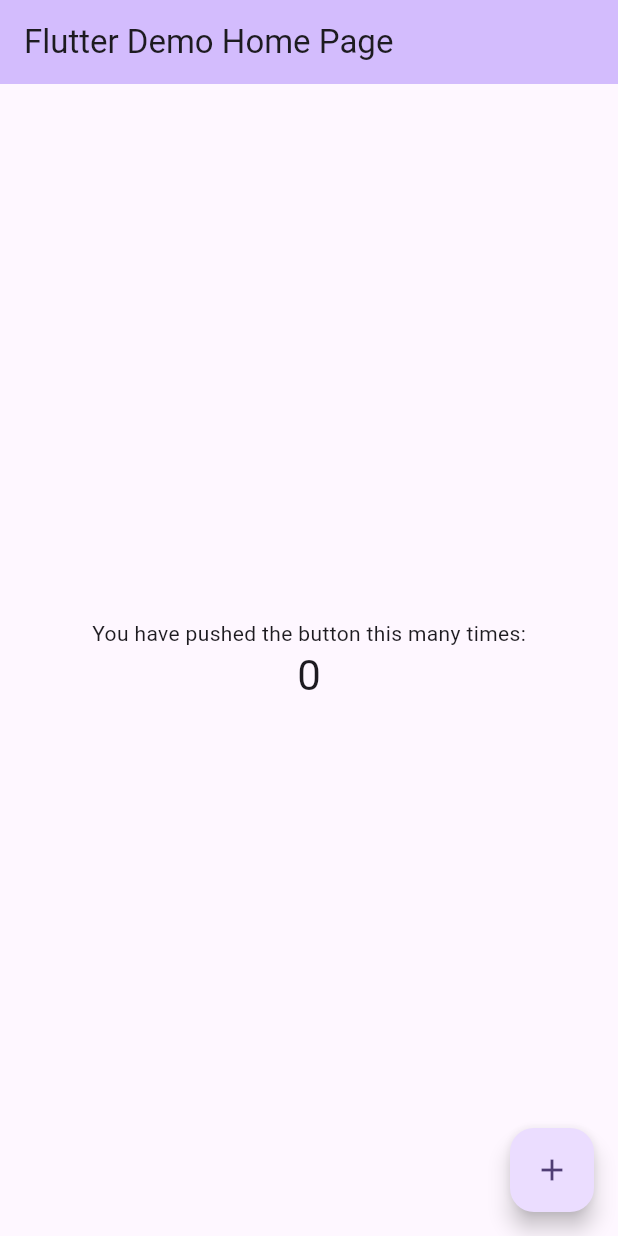
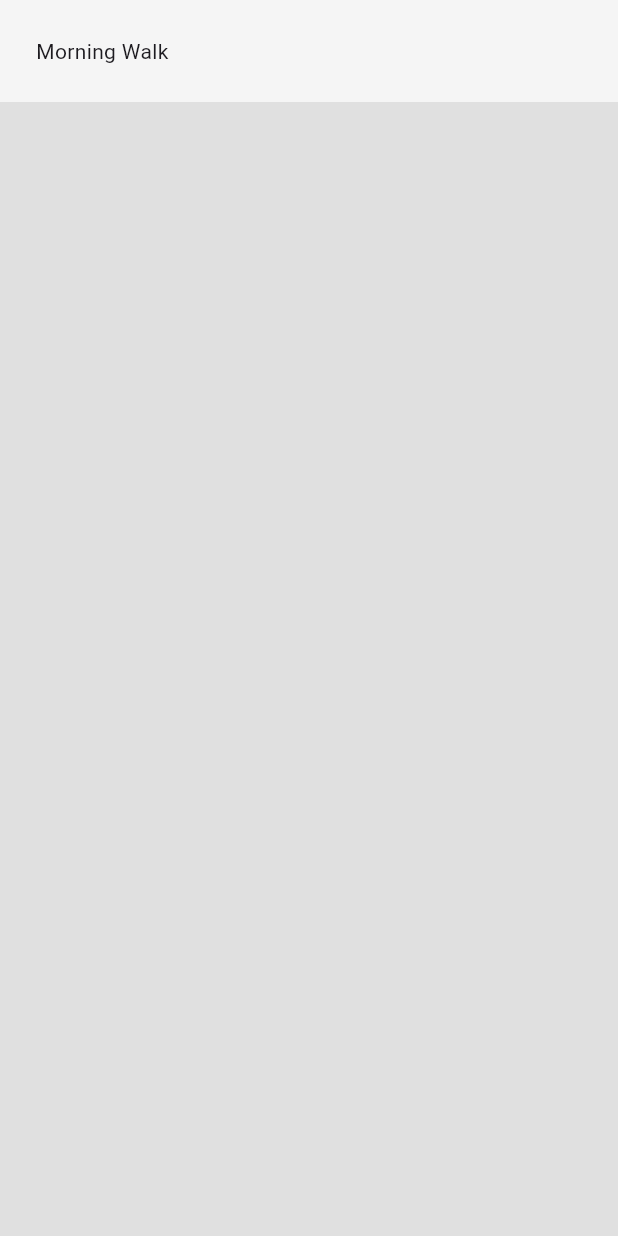
Before and after one commit to Rakib330/Sonchoy, a Flutter app: the screen it shows after launch, on a phone screen of 412 x 824 dp. Run offline on Flutter 3.47's test engine with Material 3 defaults, Android fonts, the phone set to English and light mode, and no system bars.

Commit message:
habit page added

```diff
--- /dev/null
+++ b/lib/components/habit_tile.dart
@@ -0,0 +1,14 @@
+import 'package:flutter/material.dart';
+
+class HabitTile extends StatelessWidget {
+  const HabitTile({super.key});
+
+  @override
+  Widget build(BuildContext context) {
+    return Container(
+      padding: EdgeInsets.all(24),
+      decoration: BoxDecoration(color: Colors.grey[100]),
+      child: Text('Morning Walk'),
+    );
+  }
+}
--- a/lib/main.dart
+++ b/lib/main.dart
@@ -1,4 +1,5 @@
 import 'package:flutter/material.dart';
+import 'package:sonchoy/pages/home_page.dart';
 
 void main() {
   runApp(const MyApp());
@@ -7,63 +8,11 @@ void main() {
 class MyApp extends StatelessWidget {
   const MyApp({super.key});
 
-  // This widget is the root of your application.
   @override
   Widget build(BuildContext context) {
     return MaterialApp(
-      title: 'Flutter Demo',
-      theme: ThemeData(
-        colorScheme: ColorScheme.fromSeed(seedColor: Colors.deepPurple),
-        useMaterial3: true,
-      ),
-      home: const MyHomePage(title: 'Flutter Demo Home Page'),
+      debugShowCheckedModeBanner: false,
+      home: HomePage(),
     );
   }
 }
-
-class MyHomePage extends StatefulWidget {
-  const MyHomePage({super.key, required this.title});
-  final String title;
-
-  @override
-  State<MyHomePage> createState() => _MyHomePageState();
-}
-
-class _MyHomePageState extends State<MyHomePage> {
-  int _counter = 0;
-
-  void _incrementCounter() {
-    setState(() {
-      _counter++;
-    });
-  }
-
-  @override
-  Widget build(BuildContext context) {
-    return Scaffold(
-      appBar: AppBar(
-        backgroundColor: Theme.of(context).colorScheme.inversePrimary,
-        title: Text(widget.title),
-      ),
-      body: Center(
-        child: Column(
-          mainAxisAlignment: MainAxisAlignment.center,
-          children: <Widget>[
-            const Text(
-              'You have pushed the button this many times:',
-            ),
-            Text(
-              '$_counter',
-              style: Theme.of(context).textTheme.headlineMedium,
-            ),
-          ],
-        ),
-      ),
-      floatingActionButton: FloatingActionButton(
-        onPressed: _incrementCounter,
-        tooltip: 'Increment',
-        child: const Icon(Icons.add),
-      ), // This trailing comma makes auto-formatting nicer for build methods.
-    );
-  }
-}
--- /dev/null
+++ b/lib/pages/home_page.dart
@@ -0,0 +1,26 @@
+import 'package:flutter/material.dart';
+import 'package:sonchoy/components/habit_tile.dart';
+
+class HomePage extends StatefulWidget {
+  const HomePage({super.key});
+
+  @override
+  State<HomePage> createState() => _HomePageState();
+}
+
+class _HomePageState extends State<HomePage> {
+  @override
+  Widget build(BuildContext context) {
+    return Scaffold(
+        backgroundColor: Colors.grey[300],
+        body: ListView(
+          children: [
+            HabitTile(
+                // habitName : "Morning Run",
+                // habitCompleted: false,
+                // onChanged : (value){}
+                ),
+          ],
+        ));
+  }
+}
```
